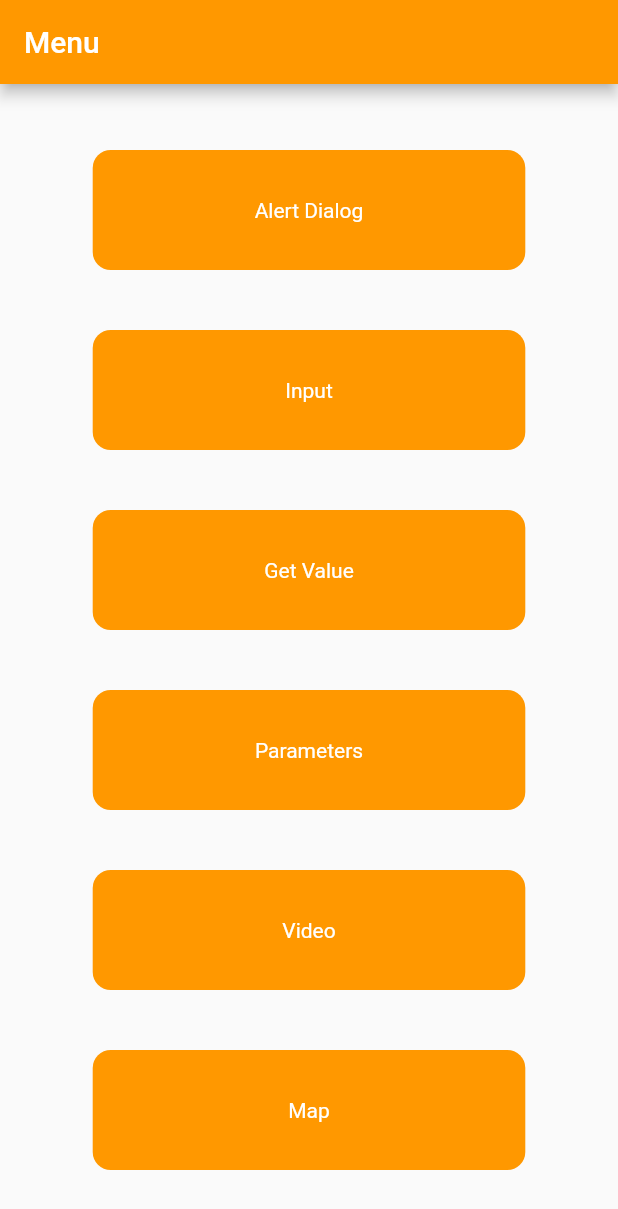
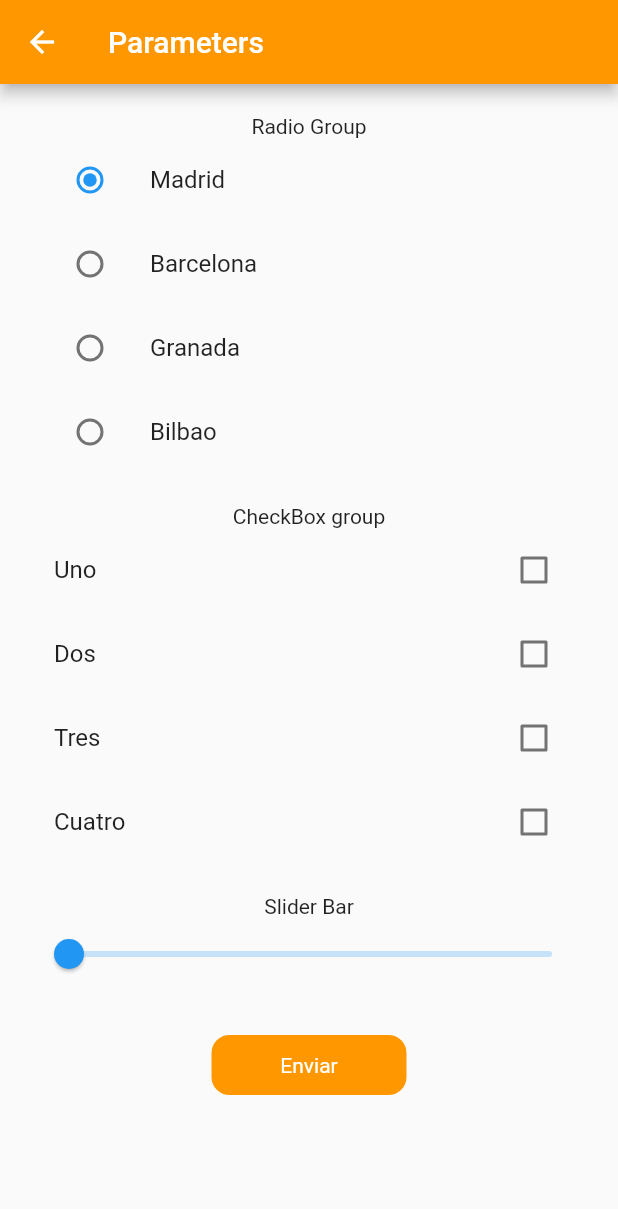
Before and after one commit to IbrahimRuben/tutoflutter, a Flutter app: the MenuPage screen opened directly, after a tap on "Parameters", on a phone screen of 412 x 824 dp. Shown: the top 1209 px of the screen. Run offline on Flutter 3.47's test engine with Material 2 defaults, Android fonts, the phone set to English and light mode, and no system bars.

Commit message:
Step 5: Parameters

```diff
--- a/lib/pages/input_page.dart
+++ b/lib/pages/input_page.dart
@@ -16,7 +16,8 @@ class InputPage extends StatelessWidget {
         backgroundColor: Colors.orange,
         title: const Text('Input Page'),
       ),
-      body: SafeArea(
+      body: SingleChildScrollView(
+        child: SafeArea(
           child: Padding(
             padding: const EdgeInsets.all(12),
             child: Column(
@@ -84,6 +85,7 @@ class InputPage extends StatelessWidget {
             ),
           ),
         ),
+      ),
     );
   }
 }
--- a/lib/pages/menu_page.dart
+++ b/lib/pages/menu_page.dart
@@ -1,6 +1,7 @@
 import 'package:flutter/material.dart';
 import 'package:tutoflutter/components/my_menu_button.dart';
 import 'package:tutoflutter/pages/input_page.dart';
+import 'package:tutoflutter/pages/parameters_page.dart';
 
 class MenuPage extends StatelessWidget {
   const MenuPage({super.key});
@@ -39,9 +40,12 @@ class MenuPage extends StatelessWidget {
         automaticallyImplyLeading: false, //NUEVO
       ),
       body: SafeArea(
+        child: Padding(
+          padding: const EdgeInsets.all(15),
           child: Center(
+            child: FittedBox(
               child: Column(
-            mainAxisAlignment: MainAxisAlignment.center,
+                mainAxisAlignment: MainAxisAlignment.spaceBetween,
                 children: [
                   MyMenuButton(title: "Alert Dialog", onTap: callAlertDialog),
                   const SizedBox(height: 40),
@@ -59,7 +63,16 @@ class MenuPage extends StatelessWidget {
                   const SizedBox(height: 40),
                   MyMenuButton(title: "Get Value", onTap: () {}),
                   const SizedBox(height: 40),
-              MyMenuButton(title: "Parameters", onTap: () {}),
+                  MyMenuButton(
+                      title: "Parameters",
+                      onTap: () {
+                        Navigator.push(
+                          context,
+                          MaterialPageRoute(
+                            builder: (context) => const ParametersPage(),
+                          ),
+                        );
+                      }),
                   const SizedBox(height: 40),
                   MyMenuButton(title: "Video", onTap: () {}),
                   const SizedBox(height: 40),
@@ -68,6 +81,8 @@ class MenuPage extends StatelessWidget {
               ),
             ),
           ),
+        ),
+      ),
     );
   }
 }
--- /dev/null
+++ b/lib/pages/parameters_page.dart
@@ -0,0 +1,177 @@
+import 'package:flutter/material.dart';
+
+class ParametersPage extends StatefulWidget {
+  const ParametersPage({super.key});
+
+  @override
+  State<ParametersPage> createState() => _ParametersPageState();
+}
+
+class _ParametersPageState extends State<ParametersPage> {
+  List<String> options = ['Madrid', 'Barcelona', 'Granada', 'Bilbao'];
+  late String currentOption;
+  bool? isUno = false, isDos = false, isTres = false, isCuatro = false;
+  double sliderValue = 0.0;
+
+  @override
+  void initState() {
+    super.initState();
+    currentOption = options[0];
+  }
+
+  @override
+  Widget build(BuildContext context) {
+    return Scaffold(
+      appBar: AppBar(
+        backgroundColor: Colors.orange,
+        title: const Text('Parameters'),
+      ),
+      body: SingleChildScrollView(
+        child: SafeArea(
+          child: Padding(
+            padding: const EdgeInsets.all(20),
+            child: Column(
+              children: [
+                const Center(child: Text('Radio Group')),
+                ListTile(
+                  title: const Text('Madrid'),
+                  leading: Radio(
+                    value: options[0],
+                    groupValue: currentOption,
+                    onChanged: (value) {
+                      setState(() {
+                        currentOption = value.toString();
+                      });
+                    },
+                  ),
+                ),
+                ListTile(
+                  title: const Text('Barcelona'),
+                  leading: Radio(
+                    value: options[1],
+                    groupValue: currentOption,
+                    onChanged: (value) {
+                      setState(() {
+                        currentOption = value.toString();
+                      });
+                    },
+                  ),
+                ),
+                ListTile(
+                  title: const Text('Granada'),
+                  leading: Radio(
+                    value: options[2],
+                    groupValue: currentOption,
+                    onChanged: (value) {
+                      setState(() {
+                        currentOption = value.toString();
+                      });
+                    },
+                  ),
+                ),
+                ListTile(
+                  title: const Text('Bilbao'),
+                  leading: Radio(
+                    value: options[3],
+                    groupValue: currentOption,
+                    onChanged: (value) {
+                      setState(() {
+                        currentOption = value.toString();
+                      });
+                    },
+                  ),
+                ),
+                const SizedBox(height: 20),
+                const Center(child: Text('CheckBox group')),
+                CheckboxListTile(
+                  title: const Text('Uno'),
+                  value: isUno,
+                  onChanged: (value) {
+                    setState(() {
+                      isUno = value;
+                    });
+                  },
+                ),
+                CheckboxListTile(
+                  title: const Text('Dos'),
+                  value: isDos,
+                  onChanged: (value) {
+                    setState(() {
+                      isDos = value;
+                    });
+                  },
+                ),
+                CheckboxListTile(
+                  title: const Text('Tres'),
+                  value: isTres,
+                  onChanged: (value) {
+                    setState(() {
+                      isTres = value;
+                    });
+                  },
+                ),
+                CheckboxListTile(
+                  title: const Text('Cuatro'),
+                  value: isCuatro,
+                  onChanged: (value) {
+                    setState(() {
+                      isCuatro = value;
+                    });
+                  },
+                ),
+                const SizedBox(height: 20),
+                const Center(child: Text('Slider Bar')),
+                Slider(
+                  divisions: 100,
+                  min: 0,
+                  max: 100,
+                  label: sliderValue.toStringAsFixed(0),
+                  value: sliderValue,
+                  onChanged: (value) {
+                    setState(() {
+                      sliderValue = value.roundToDouble();
+                    });
+                  },
+                ),
+                const SizedBox(height: 30),
+                InkWell(
+                  onTap: () {
+                    List<String> checkBoxResult = [];
+                    if (isUno!) {
+                      checkBoxResult.add('Uno');
+                    }
+                    if (isDos!) {
+                      checkBoxResult.add('Dos');
+                    }
+                    if (isTres!) {
+                      checkBoxResult.add('Tres');
+                    }
+                    if (isCuatro!) {
+                      checkBoxResult.add('Cuatro');
+                    }
+                    String message =
+                        'Ciudad: $currentOption, CheckBox: $checkBoxResult, Slider Bar: $sliderValue';
+                    print(message);
+                  },
+                  child: Container(
+                    height: 40,
+                    width: 130,
+                    decoration: BoxDecoration(
+                      color: Colors.orange,
+                      borderRadius: BorderRadius.circular(12),
+                    ),
+                    alignment: Alignment.center,
+                    child: const Text(
+                      'Enviar',
+                      style: TextStyle(color: Colors.white),
+                    ),
+                  ),
+                )
+              ],
+            ),
+          ),
+        ),
+      ),
+    );
+  }
+}
```
Lines whose indentation alone changed are shown as unchanged.
